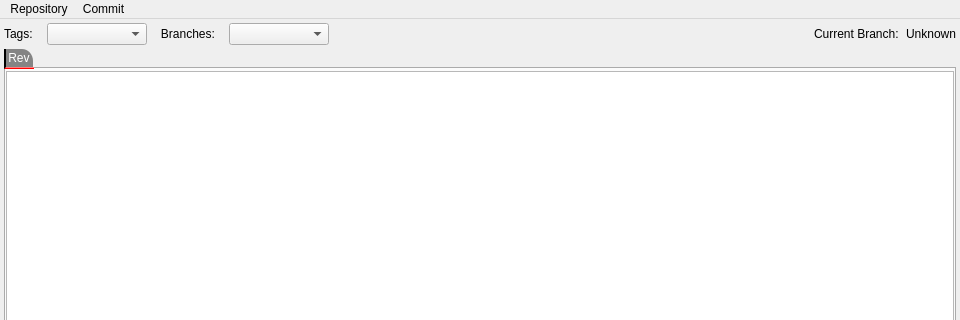
First picture: the form in mainwindow.ui, repository andy-campbell/acgit, before the edit; both pictures show x 0 to 960 and y 0 to 320 of the 960 by 600 pixel window.
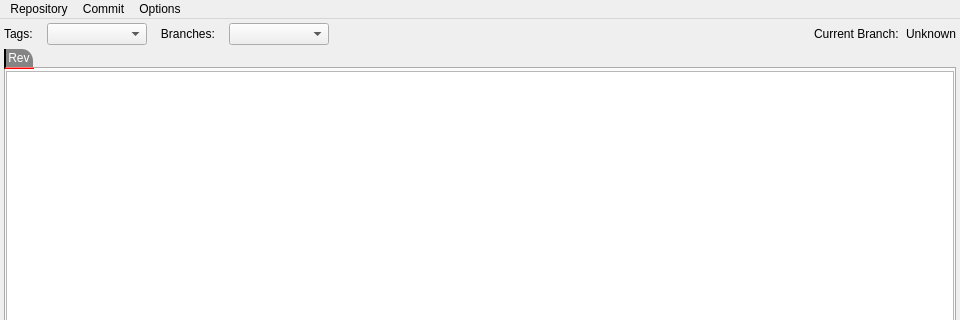
Second picture: the form after the edit. The open tabs and pages were chosen to show the change. Icons and pictures are not drawn. Custom widgets are drawn as their Qt base class.

The edit to the form file:
```diff
--- a/mainwindow.ui
+++ b/mainwindow.ui
@@ -402,8 +402,15 @@
     <addaction name="separator"/>
     <addaction name="menuReset"/>
    </widget>
+   <widget class="QMenu" name="menuOptions">
+    <property name="title">
+     <string>Options</string>
+    </property>
+    <addaction name="actionPreferences"/>
+   </widget>
    <addaction name="menuFile"/>
    <addaction name="menuCommit"/>
+   <addaction name="menuOptions"/>
   </widget>
   <action name="actionOpen">
    <property name="text">
```
Left out of the diff: 10 changed lines with no effect on the pictures.
